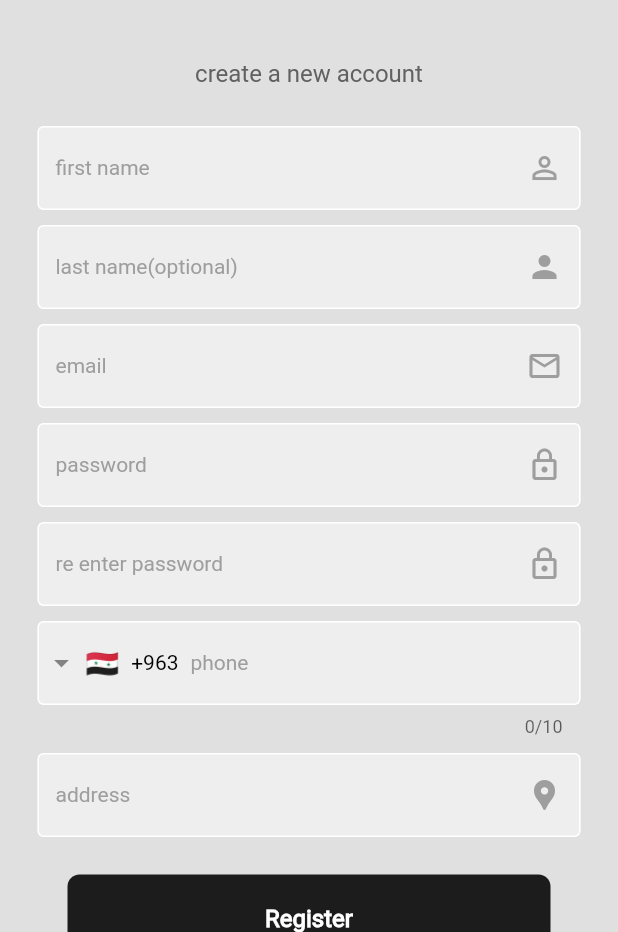
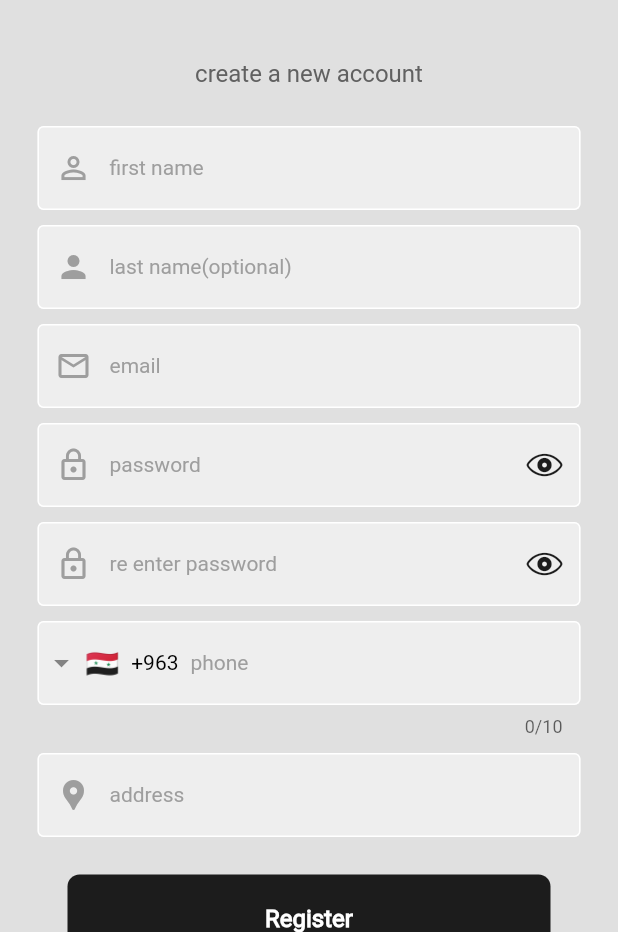
Before and after one commit to abd-Mohsen/project1, a Flutter app: the screen it shows after launch, after a tap on "Register now", on a phone screen of 412 x 824 dp, the part 304-1236 px from its top. Run offline on Flutter 3.47's test engine with Material 2 defaults, Android fonts, the phone set to English and light mode, and no system bars; drawn by our look-alikes of intl_phone_field; our stand-ins replace curved_navigation_bar, flutter_rating_bar, flutter_spinkit, fluttertoast, get, get_storage and 2 more; missing offline and left inert: pusher_client, search_page, simple_speed_dial; accounts and stored records are empty; network calls fail.

Commit message:
fixed register validators and added a button for password authFields to show/hide password

```diff
--- a/lib/components/auth_field.dart
+++ b/lib/components/auth_field.dart
@@ -8,7 +8,9 @@ class AuthField extends StatelessWidget {
     required this.textController,
     required this.keyboardType,
     required this.hintText,
-    required this.iconData,
+    this.prefixIconData,
+    this.suffixIconData,
+    this.onIconPress,
     required this.validator,
     required this.label,
     required this.onChanged,
@@ -19,7 +21,9 @@ class AuthField extends StatelessWidget {
   final TextInputType keyboardType;
   final String hintText;
   final String label;
-  final IconData iconData;
+  final IconData? prefixIconData;
+  final IconData? suffixIconData;
+  final void Function()? onIconPress;
   final bool obscure;
   final String? Function(String?) validator;
   final void Function(String) onChanged;
@@ -27,6 +31,7 @@ class AuthField extends StatelessWidget {
   //todo:create a prefix button for showing password
   @override
   Widget build(BuildContext context) {
+    ColorScheme cs = Theme.of(context).colorScheme;
     return Padding(
       padding: const EdgeInsets.symmetric(horizontal: 25.0),
       child: TextFormField(
@@ -39,7 +44,11 @@ class AuthField extends StatelessWidget {
         decoration: InputDecoration(
           //floatingLabelBehavior: FloatingLabelBehavior.always,
           //label: Text(label),
-          suffixIcon: Icon(iconData, color: Colors.grey[500]),
+          prefixIcon: Icon(prefixIconData, color: Colors.grey[500]),
+          suffixIcon: GestureDetector(
+            onTap: onIconPress,
+            child: Icon(suffixIconData, color: cs.primary),
+          ),
           enabledBorder: const OutlineInputBorder(borderSide: BorderSide(color: Colors.white)),
           focusedBorder: OutlineInputBorder(borderSide: BorderSide(color: Colors.grey.shade400)),
           errorBorder: const OutlineInputBorder(borderSide: BorderSide(color: Colors.red)),
--- a/lib/controllers/register_controller.dart
+++ b/lib/controllers/register_controller.dart
@@ -13,6 +13,20 @@ class RegisterController extends GetxController {
   bool buttonPressed = false;
   bool _isLoadingRegister = false;
   bool get isLoadingRegister => _isLoadingRegister;
+
+  bool _passwordVisible = false;
+  bool get passwordVisible => _passwordVisible;
+  void togglePasswordVisibility(bool value) {
+    _passwordVisible = value;
+    update();
+  }
+
+  bool _rePasswordVisible = false;
+  bool get rePasswordVisible => _rePasswordVisible;
+  void toggleRePasswordVisibility(bool value) {
+    _rePasswordVisible = value;
+    update();
+  }
 
   void toggleLoadingRegister(bool value) {
     _isLoadingRegister = value;
--- a/lib/main.dart
+++ b/lib/main.dart
@@ -19,6 +19,7 @@ void main() async {
 //todo: localize all text
 //todo: change fonts for both ar and en
 //todo: fix stutter when changing themes
+//todo: make an ios version
 
 class MyApp extends StatelessWidget {
   const MyApp({super.key});
--- a/lib/services/remote_services.dart
+++ b/lib/services/remote_services.dart
@@ -33,7 +33,7 @@ class RemoteServices {
     );
     if (response.statusCode == 200) {
       return true;
-      //show a dialog to ask the user to delete his cart
+      //show a dialog to ask user to delete his cart
     } else {
       return false;
     }
--- a/lib/views/forgot_password_page1.dart
+++ b/lib/views/forgot_password_page1.dart
@@ -50,7 +50,7 @@ class ForgotPasswordPage1 extends StatelessWidget {
                     obscure: false,
                     hintText: "email".tr,
                     label: "email",
-                    iconData: Icons.email_outlined,
+                    prefixIconData: Icons.email_outlined,
                     validator: (val) {
                       return validateInput(email.text, 4, 100, "email");
                     },
--- a/lib/views/login_page.dart
+++ b/lib/views/login_page.dart
@@ -1,3 +1,4 @@
+import 'package:flutter/cupertino.dart';
 import 'package:flutter/material.dart';
 import 'package:flutter_spinkit/flutter_spinkit.dart';
 import 'package:project1/controllers/login_controller.dart';
@@ -51,7 +52,7 @@ class LoginPage extends StatelessWidget {
                     obscure: false,
                     hintText: "email".tr,
                     label: "email",
-                    iconData: Icons.email_outlined,
+                    prefixIconData: Icons.email_outlined,
                     validator: (val) {
                       return validateInput(email.text, 4, 100, "email");
                     },
@@ -60,19 +61,25 @@ class LoginPage extends StatelessWidget {
                     },
                   ),
                   const SizedBox(height: 10),
-                  AuthField(
+                  GetBuilder<LoginController>(
+                    builder: (con) => AuthField(
                       textController: password,
                       keyboardType: TextInputType.text,
-                    obscure: true, //todo: make a button to show password
+                      obscure: !con.passwordVisible,
                       hintText: "password".tr,
                       label: "password",
-                    iconData: Icons.lock_outline,
+                      prefixIconData: Icons.lock_outline,
+                      suffixIconData: con.passwordVisible ? CupertinoIcons.eye_slash : CupertinoIcons.eye,
+                      onIconPress: () {
+                        con.togglePasswordVisibility(!con.passwordVisible);
+                      },
                       validator: (val) {
                         return validateInput(password.text, 4, 50, "password");
                       },
                       onChanged: (val) {
-                      if (lC.buttonPressed) lC.loginFormKey.currentState!.validate();
+                        if (con.buttonPressed) con.loginFormKey.currentState!.validate();
                       },
+                    ),
                   ),
                   const SizedBox(height: 10),
                   Padding(
--- a/lib/views/register_otp_screen.dart
+++ b/lib/views/register_otp_screen.dart
@@ -93,7 +93,7 @@ class RegisterOTPScreen extends StatelessWidget {
                     onPressed: () {
                       con.resendOtp();
                     },
-                    child: con.isLoadingOtp
+                    child: !con.isLoadingOtp
                         ? Text(
                             "resend otp".tr,
                             style: kTextStyle20.copyWith(color: cs.onPrimary),
--- a/lib/views/register_page.dart
+++ b/lib/views/register_page.dart
@@ -1,3 +1,4 @@
+import 'package:flutter/cupertino.dart';
 import 'package:flutter/material.dart';
 import 'package:flutter_spinkit/flutter_spinkit.dart';
 import 'package:intl_phone_field/intl_phone_field.dart';
@@ -57,7 +58,7 @@ class RegisterPage extends StatelessWidget {
                     obscure: false,
                     hintText: "first name".tr,
                     label: "",
-                    iconData: Icons.person_outline,
+                    prefixIconData: Icons.person_outline,
                     validator: (val) {
                       return validateInput(fName.text, 4, 15, "username");
                     },
@@ -72,7 +73,7 @@ class RegisterPage extends StatelessWidget {
                     obscure: false,
                     hintText: "last name(optional)".tr,
                     label: "",
-                    iconData: Icons.person,
+                    prefixIconData: Icons.person,
                     validator: (val) {
                       return null;
                       //return validateInput(lastName.text, 4, 15, "username");
@@ -88,7 +89,7 @@ class RegisterPage extends StatelessWidget {
                     obscure: false,
                     hintText: "email".tr,
                     label: "email",
-                    iconData: Icons.email_outlined,
+                    prefixIconData: Icons.email_outlined,
                     validator: (val) {
                       return validateInput(email.text, 4, 100, "email");
                     },
@@ -97,34 +98,46 @@ class RegisterPage extends StatelessWidget {
                     },
                   ),
                   const SizedBox(height: 10),
-                  AuthField(
+                  GetBuilder<RegisterController>(
+                    builder: (con) => AuthField(
                       textController: password,
                       keyboardType: TextInputType.text,
-                    obscure: true,
+                      obscure: !con.passwordVisible,
                       hintText: "password".tr,
                       label: "password",
-                    iconData: Icons.lock_outline,
+                      prefixIconData: Icons.lock_outline,
+                      suffixIconData: con.passwordVisible ? CupertinoIcons.eye_slash : CupertinoIcons.eye,
+                      onIconPress: () {
+                        con.togglePasswordVisibility(!con.passwordVisible);
+                      },
                       validator: (val) {
                         return validateInput(password.text, 4, 50, "password");
                       },
                       onChanged: (val) {
-                      if (rC.buttonPressed) rC.registerFormKey.currentState!.validate();
+                        if (con.buttonPressed) con.registerFormKey.currentState!.validate();
                       },
                     ),
+                  ),
                   const SizedBox(height: 10),
-                  AuthField(
+                  GetBuilder<RegisterController>(
+                    builder: (con) => AuthField(
                       textController: rePassword,
                       keyboardType: TextInputType.text,
-                    obscure: true,
+                      obscure: !con.rePasswordVisible,
                       hintText: "re enter password".tr,
                       label: "",
-                    iconData: Icons.lock_outline,
+                      prefixIconData: Icons.lock_outline,
+                      suffixIconData: con.rePasswordVisible ? CupertinoIcons.eye_slash : CupertinoIcons.eye,
+                      onIconPress: () {
+                        con.toggleRePasswordVisibility(!con.rePasswordVisible);
+                      },
                       validator: (val) {
-                      return validateInput(password.text, 4, 50, "password");
+                        return validateInput(rePassword.text, 4, 50, "password");
                       },
                       onChanged: (val) {
-                      if (rC.buttonPressed) rC.registerFormKey.currentState!.validate();
+                        if (con.buttonPressed) con.registerFormKey.currentState!.validate();
                       },
+                    ),
                   ),
                   const SizedBox(height: 10),
                   Padding(
@@ -134,6 +147,9 @@ class RegisterPage extends StatelessWidget {
                       //todo: validator isn't working well with phone field
                       validator: (val) {
                         return validateInput(phone.text, 9, 10, "phone");
+                      },
+                      onChanged: (val) {
+                        if (rC.buttonPressed) rC.registerFormKey.currentState!.validate();
                       },
                       style: kTextStyle14.copyWith(color: Colors.black),
                       dropdownTextStyle: kTextStyle14.copyWith(color: Colors.black),
@@ -160,9 +176,9 @@ class RegisterPage extends StatelessWidget {
                     obscure: false,
                     hintText: "address".tr,
                     label: "",
-                    iconData: Icons.location_pin,
+                    prefixIconData: Icons.location_pin,
                     validator: (val) {
-                      return validateInput(fName.text, 4, 15, "address");
+                      return validateInput(address.text, 4, 15, "address");
                     },
                     onChanged: (val) {
                       if (rC.buttonPressed) rC.registerFormKey.currentState!.validate();
@@ -183,7 +199,7 @@ class RegisterPage extends StatelessWidget {
                           con.register(email.text, password.text, fName.text, lName.text, phone.text, address.text);
                           hideKeyboard(context);
                         } else {
-                          Get.defaultDialog(middleText: "not matched");
+                          Get.defaultDialog(middleText: "passwords are not matched");
                         }
                       },
                     ),
```
Also changed, not shown: lib/controllers/forgot_password_controller.dart (+14 -0 lines), lib/controllers/home_controller.dart (+15 -9 lines), lib/controllers/login_controller.dart (+7 -1 lines), lib/views/forgot_password_page2.dart (+24 -11 lines), lib/views/home_page.dart (+4 -4 lines), lib/views/navigation_bar_entries/settings.dart (+16 -7 lines). Lines whose indentation alone changed are shown as unchanged.
